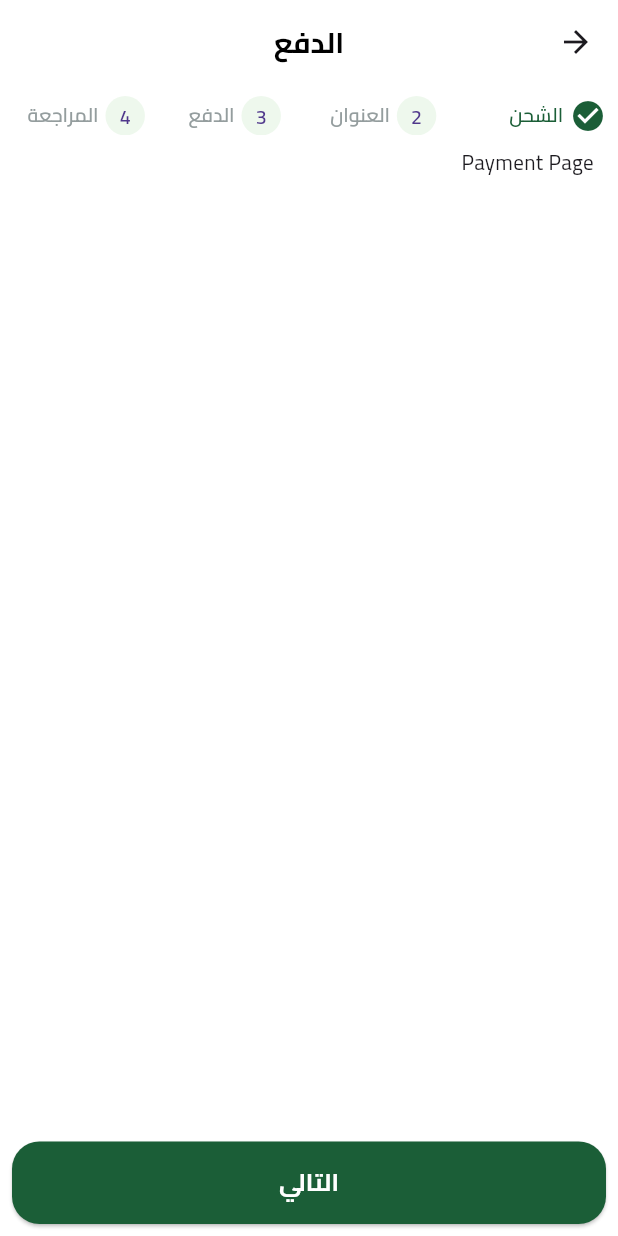
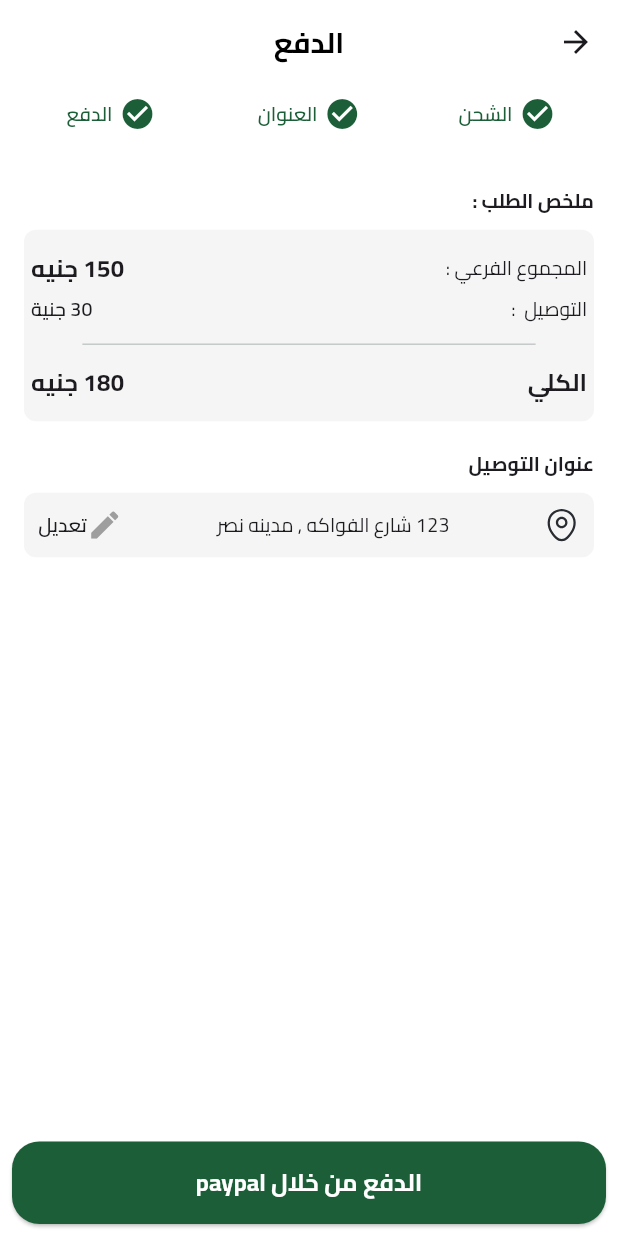
Before and after one commit to Osama-Saleh/Frutella, a Flutter app: the CheckOrderViewBody screen opened directly, swiped to page 3, on a phone screen of 412 x 824 dp. Run offline on Flutter 3.47's test engine with Material 3 defaults, Android fonts, the phone set to English and light mode, and no system bars; our stand-ins replace bloc, cloud_firestore, dots_indicator, easy_localization, equatable, firebase_auth and 10 more; missing offline and left inert: dart:ffi, dart_either; accounts and stored records are empty; network calls fail.

Commit message:
-create adres view -create payment view -handle button in steps when user select any step move to it

```diff
--- a/lib/core/helper/on_generate_rout.dart
+++ b/lib/core/helper/on_generate_rout.dart
@@ -1,11 +1,12 @@
 import 'package:flutter/material.dart';
 import 'package:flutter_bloc/flutter_bloc.dart';
-import 'package:fruit/features/address/presentation/view/address_view.dart';
+import 'package:fruit/features/auth/presentation/view/signup_view.dart';
 import 'package:fruit/features/auth/presentation/view/singin_view.dart';
-import 'package:fruit/features/auth/presentation/view/signup_view.dart';
 import 'package:fruit/features/best_saler/presentation/view/best_saler.dart';
 import 'package:fruit/features/card_view/card/card_cubit.dart';
+import 'package:fruit/features/check_order/presentation/view/address_view.dart';
 import 'package:fruit/features/check_order/presentation/view/check_order_view.dart';
+import 'package:fruit/features/check_order/presentation/view/payment_view.dart';
 import 'package:fruit/features/home/presentation/navigationbar/navigationbar_cubit.dart';
 import 'package:fruit/features/home/presentation/views/home_main_view.dart';
 import 'package:fruit/features/home/presentation/views/home_view.dart';
@@ -22,6 +23,7 @@ class OnGenerateRout {
   static const String bestSaler = 'bestSaler';
   static const String checkOrderView = 'checkOrderView';
   static const String addressView = 'addressView';
+  static const String paymentView = 'paymentView';
   static Route<dynamic> onGenerateRoute(RouteSettings setting) {
     switch (setting.name) {
       case OnGenerateRout.splashRoutName:
@@ -70,6 +72,10 @@ class OnGenerateRout {
         return MaterialPageRoute(
           builder: (context) => AddressView(),
         );
+      case OnGenerateRout.paymentView:
+        return MaterialPageRoute(
+          builder: (context) => PaymentView(),
+        );
       default:
         return MaterialPageRoute(
           builder: (context) => Scaffold(),
--- /dev/null
+++ b/lib/core/helper/shape_container.dart
@@ -0,0 +1,10 @@
+import 'package:flutter/material.dart';
+
+abstract class ShapeContainer {
+  static grayBoxDecoration() {
+    return BoxDecoration(
+      color: const Color(0xFFF5F5F5),
+      borderRadius: BorderRadius.circular(8.0),
+    );
+  }
+}
--- a/lib/core/utils/app_images.dart
+++ b/lib/core/utils/app_images.dart
@@ -21,6 +21,10 @@ class Assets {
   /// Assets for imagesHomeHomeActive
   /// assets/images/home/homeActive.svg
   static const String imagesHomeHomeActive = "assets/images/home/homeActive.svg";
+
+  /// Assets for imagesHomeLocationLogo
+  /// assets/images/home/locationLogo.svg
+  static const String imagesHomeLocationLogo = "assets/images/home/locationLogo.svg";
 
   /// Assets for imagesHomeMyAccount
   /// assets/images/home/myAccount.svg
--- a/lib/features/check_order/presentation/module/check_order.dart
+++ b/lib/features/check_order/presentation/module/check_order.dart
@@ -1,5 +1,6 @@
 import 'package:flutter/material.dart';
-import 'package:fruit/features/address/presentation/view/address_view.dart';
+import 'package:fruit/features/check_order/presentation/view/address_view.dart';
+import 'package:fruit/features/check_order/presentation/view/payment_view.dart';
 import 'package:fruit/features/check_order/presentation/widgets/shipping_sections.dart';
 
 class CheckOrderSteps {
@@ -8,7 +9,6 @@ class CheckOrderSteps {
       'الشحن',
       'العنوان',
       'الدفع',
-      'المراجعة',
     ];
   }
 
@@ -16,8 +16,20 @@ class CheckOrderSteps {
     return [
       ShippingSections(),
       AddressView(),
-      Text('Payment Page'),
-      Text('Review Page'),
+      PaymentView(),
     ];
   }
+
+  static String getTileButtonStep(int index) {
+    switch (index) {
+      case 0:
+        return 'التالي';
+      case 1:
+        return 'التالي';
+      case 2:
+        return 'الدفع من خلال paypal';
+      default:
+        return 'التالي';
+    }
+  }
 }
--- a/lib/features/address/presentation/view/address_view.dart
+++ b/lib/features/check_order/presentation/view/address_view.dart
@@ -1,5 +1,5 @@
 import 'package:flutter/material.dart';
-import 'package:fruit/features/address/presentation/widgets/adress_view_body.dart';
+import 'package:fruit/features/check_order/presentation/widgets/adress_view_body.dart';
 
 class AddressView extends StatelessWidget {
   const AddressView({super.key});
--- /dev/null
+++ b/lib/features/check_order/presentation/view/payment_view.dart
@@ -0,0 +1,11 @@
+import 'package:flutter/material.dart';
+import 'package:fruit/features/check_order/presentation/widgets/payment_view_body.dart';
+
+class PaymentView extends StatelessWidget {
+  const PaymentView({super.key});
+
+  @override
+  Widget build(BuildContext context) {
+    return PaymentViewBody();
+  }
+}
--- a/lib/features/check_order/presentation/widgets/active_steps.dart
+++ b/lib/features/check_order/presentation/widgets/active_steps.dart
@@ -10,6 +10,7 @@ class ActiveSteps extends StatelessWidget {
   @override
   Widget build(BuildContext context) {
     return Row(
+      mainAxisAlignment: MainAxisAlignment.center,
       children: [
         Icon(Icons.check_circle, color: AppColors.primaryColor),
         SizedBox(width: 4.w),
--- a/lib/features/check_order/presentation/widgets/check_order_view_body.dart
+++ b/lib/features/check_order/presentation/widgets/check_order_view_body.dart
@@ -53,12 +53,25 @@ class _CheckOrderViewBodyState extends State<CheckOrderViewBody> {
               Row(
                 children: List.generate(
                     CheckOrderSteps.checkOrderSteps().length, (index) {
-                  return Expanded(
+                  return Flexible(
+                    child: GestureDetector(
+                      onTap: () {
+                        pageController!.animateToPage(index,
+                            duration: Duration(milliseconds: 300),
+                            curve: Curves.easeInOut);
+                      },
                       child: StepsItem(
-                    title: CheckOrderSteps.checkOrderSteps()[index],
-                    index: '${index + 1}',
-                    isActive: index == 0 ? true : false,
-                  ));
+                        title: CheckOrderSteps.checkOrderSteps()[index],
+                        index: '${index + 1}',
+                        isActive: index <=
+                                (pageController!.hasClients
+                                    ? pageController!.page!.toInt()
+                                    : 0)
+                            ? true
+                            : false,
+                      ),
+                    ),
+                  );
                 }),
               ),
               Expanded(
@@ -74,7 +87,10 @@ class _CheckOrderViewBodyState extends State<CheckOrderViewBody> {
                 ),
               ),
               CustomElevatedButton(
-                title: 'التالي',
+                title: CheckOrderSteps.getTileButtonStep(
+                    pageController!.hasClients
+                        ? pageController!.page!.toInt()
+                        : 0),
                 onPressed: () {
                   pageController!.nextPage(
                       duration: Duration(milliseconds: 300),
--- /dev/null
+++ b/lib/features/check_order/presentation/widgets/delever_location.dart
@@ -0,0 +1,51 @@
+import 'package:flutter/material.dart';
+import 'package:flutter_screenutil/flutter_screenutil.dart';
+import 'package:flutter_svg/svg.dart';
+import 'package:fruit/core/helper/shape_container.dart';
+import 'package:fruit/core/utils/app_images.dart';
+import 'package:fruit/core/utils/app_text_styles.dart';
+
+class DeleverLocation extends StatelessWidget {
+  const DeleverLocation({
+    super.key,
+  });
+
+  @override
+  Widget build(BuildContext context) {
+    return Column(
+      crossAxisAlignment: CrossAxisAlignment.start,
+      spacing: 8.h,
+      children: [
+        Text(
+          'عنوان التوصيل',
+          style: AppTextStyles.bold13,
+        ),
+        Container(
+          decoration: ShapeContainer.grayBoxDecoration(),
+          padding: EdgeInsets.all(8.h),
+          child: Row(
+            mainAxisAlignment: MainAxisAlignment.spaceBetween,
+            children: [
+              SvgPicture.asset(Assets.imagesHomeLocationLogo),
+              Text(
+                '123 شارع الفواكه , مدينه نصر',
+                style: AppTextStyles.regular13,
+              ),
+              GestureDetector(
+                  onTap: () {},
+                  child: Row(
+                    children: [
+                      Icon(
+                        Icons.edit,
+                        color: Colors.grey,
+                      ),
+                      Text('تعديل', style: AppTextStyles.semiBold13),
+                    ],
+                  )),
+            ],
+          ),
+        )
+      ],
+    );
+  }
+}
--- /dev/null
+++ b/lib/features/check_order/presentation/widgets/payment_view_body.dart
@@ -0,0 +1,19 @@
+import 'package:flutter/material.dart';
+import 'package:flutter_screenutil/flutter_screenutil.dart';
+import 'package:fruit/features/check_order/presentation/widgets/delever_location.dart';
+import 'package:fruit/features/check_order/presentation/widgets/sammary_order.dart';
+
+class PaymentViewBody extends StatelessWidget {
+  const PaymentViewBody({super.key});
+
+  @override
+  Widget build(BuildContext context) {
+    return Column(
+      spacing: 16.h,
+      children: [
+        SammaryOrder(),
+        DeleverLocation(),
+      ],
+    );
+  }
+}
--- /dev/null
+++ b/lib/features/check_order/presentation/widgets/sammary_order.dart
@@ -0,0 +1,74 @@
+import 'package:flutter/material.dart';
+import 'package:flutter_screenutil/flutter_screenutil.dart';
+import 'package:fruit/core/helper/shape_container.dart';
+import 'package:fruit/core/utils/app_colors.dart';
+import 'package:fruit/core/utils/app_text_styles.dart';
+
+class SammaryOrder extends StatelessWidget {
+  const SammaryOrder({
+    super.key,
+  });
+
+  @override
+  Widget build(BuildContext context) {
+    return Column(
+      crossAxisAlignment: CrossAxisAlignment.start,
+      spacing: 8.h,
+      children: [
+        SizedBox(
+          height: 16.h,
+        ),
+        Text(
+          'ملخص الطلب :',
+          style: AppTextStyles.bold13,
+        ),
+        Container(
+          decoration: ShapeContainer.grayBoxDecoration(),
+          padding: EdgeInsets.only(
+            top: 12.h,
+            bottom: 12.h,
+            right: 4.w,
+            left: 4.w,
+          ),
+          child: Column(
+            spacing: 5.h,
+            children: [
+              Row(
+                mainAxisAlignment: MainAxisAlignment.spaceBetween,
+                children: [
+                  Text(
+                    'المجموع الفرعي :',
+                    style: AppTextStyles.regular13,
+                  ),
+                  Text(
+                    '150 جنيه',
+                    style: AppTextStyles.bold16,
+                  ),
+                ],
+              ),
+              Row(
+                mainAxisAlignment: MainAxisAlignment.spaceBetween,
+                children: [
+                  Text('التوصيل  :', style: AppTextStyles.regular13),
+                  Text('30 جنية', style: AppTextStyles.semiBold13),
+                ],
+              ),
+              Divider(
+                color: AppColors.grayColor.withValues(alpha: 0.5),
+                indent: 30.w,
+                endIndent: 30.w,
+              ),
+              Row(
+                mainAxisAlignment: MainAxisAlignment.spaceBetween,
+                children: [
+                  Text('الكلي', style: AppTextStyles.bold16),
+                  Text('180 جنيه', style: AppTextStyles.bold16),
+                ],
+              ),
+            ],
+          ),
+        )
+      ],
+    );
+  }
+}
```
Also changed, not shown: assets/images/home/locationLogo.svg (added), lib/features/check_order/presentation/widgets/adress_view_body.dart (renamed from lib/features/address/presentation/widgets/adress_view_body.dart).
